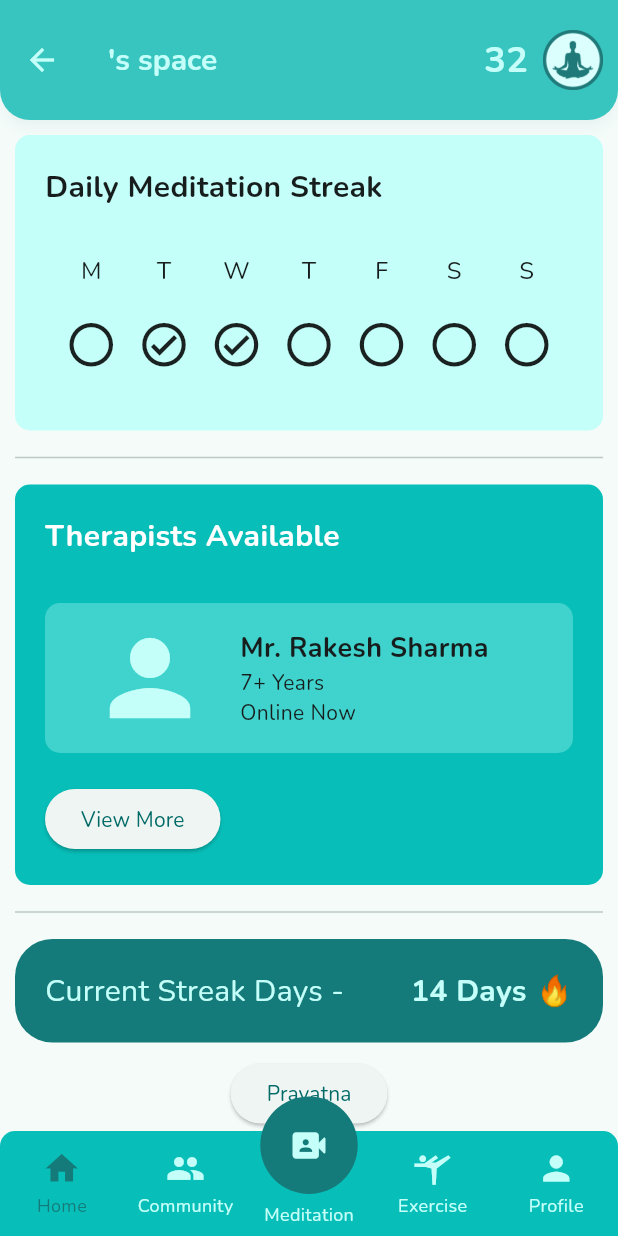
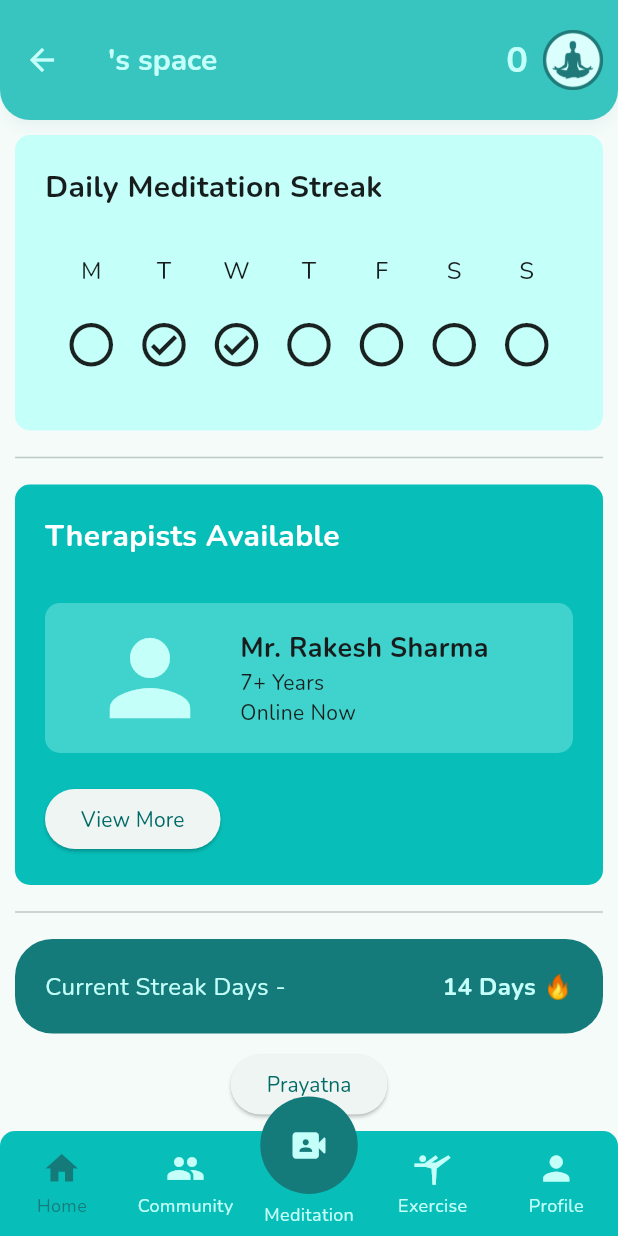
Before and after one commit to chiragbachwani/antarmitra, a Flutter app: the screen it shows once a user with an empty profile is signed in, on a phone screen of 412 x 824 dp. Run offline on Flutter 3.47's test engine with Material 3 defaults, Android fonts, the phone set to English and light mode, and no system bars; drawn by our look-alikes of persistent_bottom_nav_bar; our stand-ins replace camera, cloud_firestore, file_picker, firebase_auth, firebase_core, firebase_storage and 7 more; accounts and stored records are empty; network calls fail.

Commit message:
points system updates and minor ui fix

```diff
--- a/lib/screens/chat_screen.dart
+++ b/lib/screens/chat_screen.dart
@@ -33,7 +33,7 @@
   @override
   Widget build(BuildContext context) {
     return Scaffold(
-        appBar: buildAppBar(text: "User name"),
+        appBar: buildAppBar(),
         body: Column(children: [
           Expanded(
             child: ListView.builder(
--- a/lib/screens/community.dart
+++ b/lib/screens/community.dart
@@ -14,7 +14,7 @@
   Widget build(BuildContext context) {
     var userController = Get.find<UserController>();
     return Scaffold(
-      appBar: buildAppBar(text: userController.userName.value.split(' ').first),
+      appBar: buildAppBar(),
       body: MessagesList(),
     );
   }
--- a/lib/screens/exercise.dart
+++ b/lib/screens/exercise.dart
@@ -7,7 +7,7 @@
   @override
   Widget build(BuildContext context) {
     return Scaffold(
-      appBar: buildAppBar(text: 'Ishika\'s Space'),
+      appBar: buildAppBar(),
       body: Container(
         color: Colors.pink,
       ),
--- a/lib/screens/homescreen.dart
+++ b/lib/screens/homescreen.dart
@@ -1,11 +1,13 @@
 import 'package:antarmitra/controller/homecontroller.dart';
 import 'package:antarmitra/controller/usercontroller.dart';
+import 'package:antarmitra/firebase_const.dart';
 import 'package:antarmitra/routes/route_name.dart';
 import 'package:antarmitra/screens/community.dart';
 import 'package:antarmitra/screens/prayatnascreen.dart';
 import 'package:antarmitra/utils/app_color.dart';
 import 'package:antarmitra/utils/app_constants.dart';
 import 'package:antarmitra/widgets/appBar.dart';
+import 'package:cloud_firestore/cloud_firestore.dart';
 import 'package:flutter/cupertino.dart';
 import 'package:flutter/material.dart';
 import 'package:flutter/widgets.dart';
@@ -46,12 +48,30 @@
     // Add more therapists as needed
   ];
 
+  // Future<void> getUserDetails() async {
+  //   DocumentSnapshot documentSnapshot;
+  //   try {
+  //     documentSnapshot = await FirebaseFirestore.instance
+  //         .collection('Users')
+  //         .doc(currentuser!.uid)
+  //         .get();
+
+  //     if (documentSnapshot.exists) {
+  //       print(documentSnapshot.data());
+  //       var data = documentSnapshot.data();
+  //     } else {
+  //       print('Document does not exist');
+  //     }
+  //   } catch (e) {
+  //     print('Error fetching document: $e');
+  //   }
+  // }
+
   @override
   Widget build(BuildContext context) {
     var userController = Get.find<UserController>();
     return Scaffold(
-        appBar:
-            buildAppBar(text: userController.userName.value.split(' ').first),
+        appBar: buildAppBar(),
         body: SingleChildScrollView(
           child: Column(
             children: [
@@ -204,11 +224,11 @@
                                 alignment: Alignment.centerLeft,
                                 child: Text('Current Streak Days - ',
                                     style: TextStyle(
-                                        fontSize: 20, color: AppColor.fifth)),
+                                        fontSize: 16, color: AppColor.fifth)),
                               ),
                               Text('14 Days ' '🔥',
                                   style: TextStyle(
-                                      fontSize: 20,
+                                      fontSize: 16,
                                       color: AppColor.fifth,
                                       fontWeight: FontWeight.bold)),
                               // SizedBox(height: 30),
--- a/lib/screens/mediationDialog.dart
+++ b/lib/screens/mediationDialog.dart
@@ -20,7 +20,7 @@
   Widget build(BuildContext context) {
     var userController = Get.find<UserController>();
     return Scaffold(
-      appBar: buildAppBar(text: userController.userName.value.split(' ').first),
+      appBar: buildAppBar(),
       body: Center(
         child: Padding(
           padding: const EdgeInsets.all(16.0),
--- a/lib/screens/meditation.dart
+++ b/lib/screens/meditation.dart
@@ -83,7 +83,7 @@
     var userController = Get.find<UserController>();
     return Scaffold(
         appBar:
-            buildAppBar(text: userController.userName.value.split(' ').first),
+            buildAppBar(),
         body: Container(
           color: Colors.white,
           child: Column(
--- a/lib/screens/profile.dart
+++ b/lib/screens/profile.dart
@@ -168,8 +168,8 @@
                       height: 30,
                       width: 30,
                     ),
-                    title: const Text(
-                      ' 32 Points',
+                    title: Text(
+                      '${userController.points.value}',
                       style: TextStyle(
                           color: Vx.gray600,
                           fontSize: 17,
--- a/lib/widgets/appBar.dart
+++ b/lib/widgets/appBar.dart
@@ -1,13 +1,14 @@
 import 'package:antarmitra/controller/usercontroller.dart';
 import 'package:antarmitra/utils/app_color.dart';
 import 'package:antarmitra/utils/app_constants.dart';
+import 'package:cloud_firestore/cloud_firestore.dart';
 import 'package:flutter/material.dart';
 import 'package:get/get.dart';
 
+var userController = Get.find<UserController>();
+
 buildAppBar({
   List<Widget>? actions,
-  required String text,
-  Widget? leading,
 }) {
   return AppBar(
     elevation: 3,
@@ -21,15 +22,33 @@
     iconTheme: const IconThemeData(color: AppColor.fifth),
     toolbarHeight: 80,
     title: Text(
-      '$text\'s space',
+      '${userController.userName.value.split(' ').first}\'s space',
       style: const TextStyle(
           fontSize: 20, color: AppColor.fifth, fontWeight: FontWeight.bold),
     ),
+
     actions: <Widget>[
-      Row(
+      StreamBuilder<DocumentSnapshot<Map<String, dynamic>>>(
+          stream: userController.getUserDetailsStream(),
+          builder: (context, AsyncSnapshot snapshot) {
+            if (!snapshot.hasData) {
+              return CircularProgressIndicator();
+            } else {
+              var data = snapshot.data;
+              var name = data['name'];
+              var email = data['email'];
+              var userType = data['type'];
+
+              int points = data['points'] == null ? 0 : data['points'];
+              userController.points.value = points;
+              userController.userName.value = name;
+              userController.userEmail.value = email;
+              userController.userType.value = userType;
+
+              return Row(
                 children: [
-          const Text(
-            '32',
+                  Text(
+                    '${userController.points.value}',
                     style: TextStyle(
                       color: AppColor.fifth,
                       fontSize: 24,
@@ -44,8 +63,10 @@
                   ),
                   const SizedBox(width: 10),
                 ],
-      ),
-    ],
-    leading: leading,
               );
             }
+          }),
+    ],
+    // leading: leading,
+  );
+}
```
Also changed, not shown: lib/controller/usercontroller.dart (+31 -0 lines), lib/screens/face_detection.dart (+17 -1 lines), lib/screens/sign_up.dart (+0 -10 lines). Lines whose indentation alone changed are shown as unchanged.
